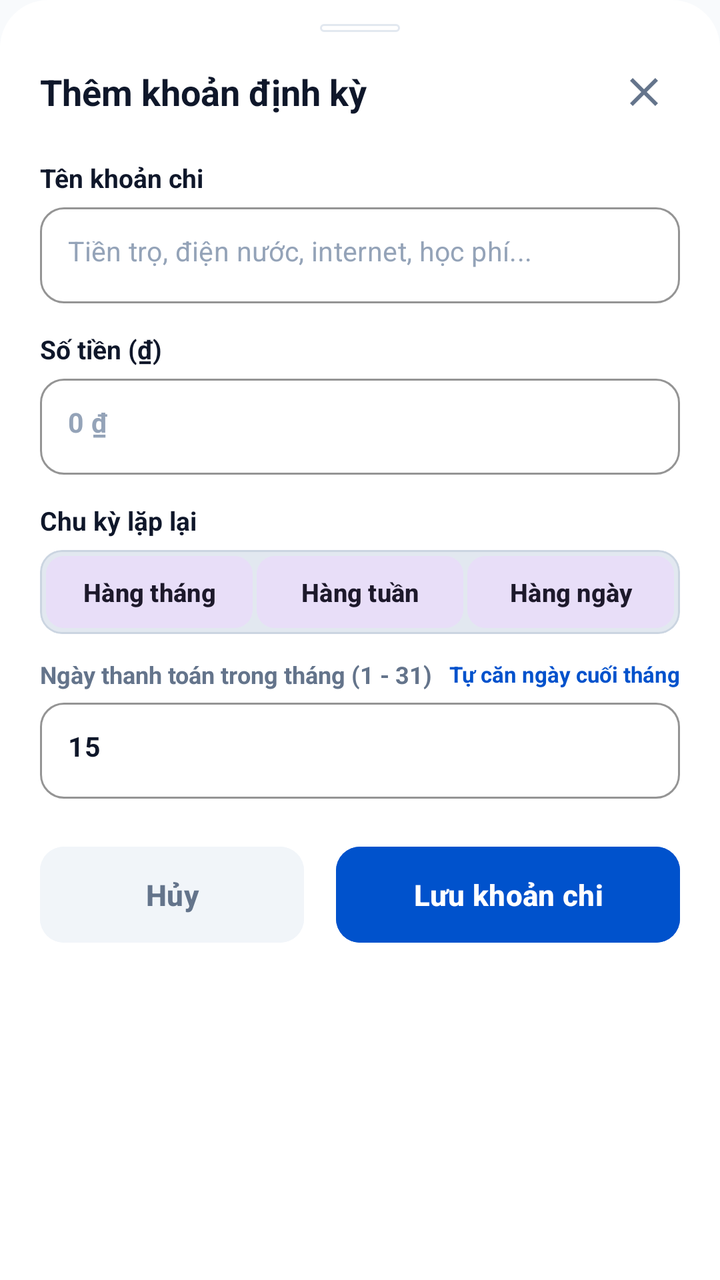
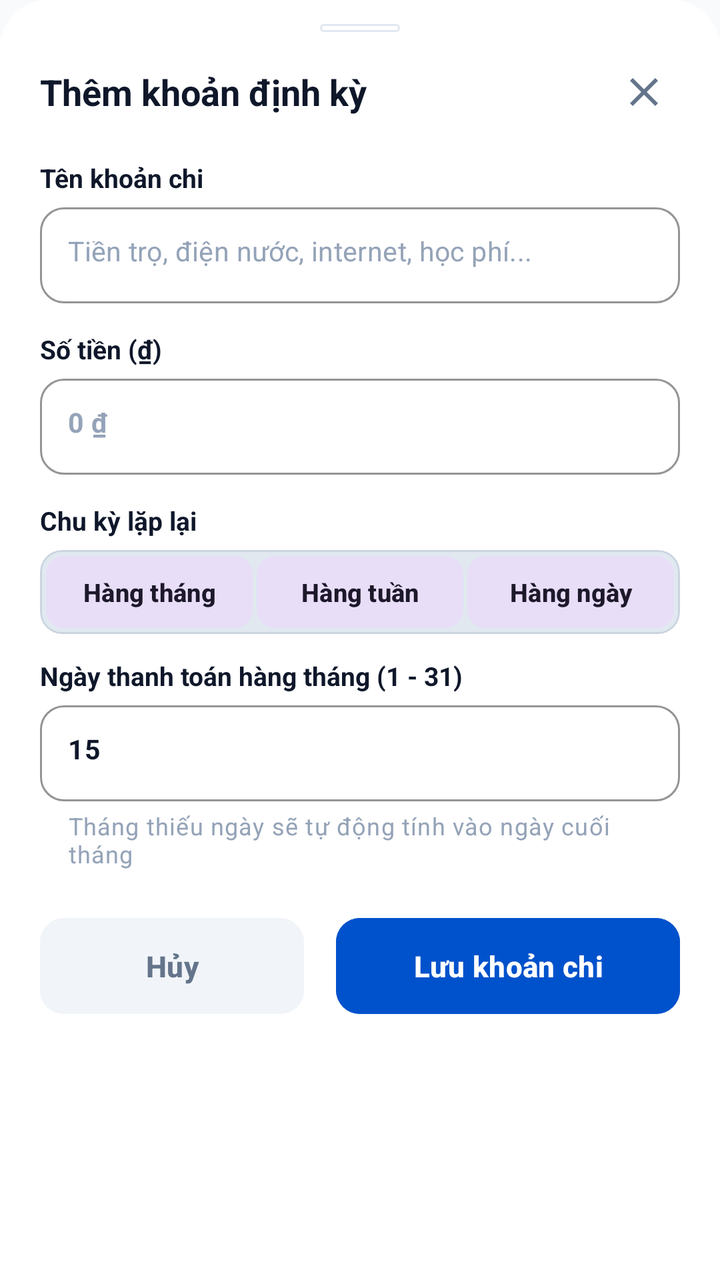

Compare the two renders of this Android layout. The source of the first and the diff that turns it into the second are given below.
<!-- AndroidManifest.xml: application theme Theme.SharedFund -->
<!-- res/layout/bottom_sheet_create_recurring_rule.xml -->
<?xml version="1.0" encoding="utf-8"?>
<LinearLayout xmlns:android="http://schemas.android.com/apk/res/android"
    xmlns:app="http://schemas.android.com/apk/res-auto"
    android:layout_width="match_parent"
    android:layout_height="wrap_content"
    android:background="@drawable/bg_bottom_sheet"
    android:orientation="vertical"
    android:paddingStart="20dp"
    android:paddingTop="12dp"
    android:paddingEnd="20dp"
    android:paddingBottom="28dp">

    <View
        android:layout_width="40dp"
        android:layout_height="4dp"
        android:layout_gravity="center_horizontal"
        android:layout_marginBottom="12dp"
        android:background="@drawable/bg_card" />

    <RelativeLayout
        android:layout_width="match_parent"
        android:layout_height="wrap_content"
        android:layout_marginBottom="16dp">

        <TextView
            android:layout_width="wrap_content"
            android:layout_height="wrap_content"
            android:layout_alignParentStart="true"
            android:layout_centerVertical="true"
            android:text="Thêm khoản định kỳ"
            android:textColor="@color/text_primary"
            android:textSize="18sp"
            android:textStyle="bold" />

        <ImageButton
            android:id="@+id/btnCreateRecurringClose"
            android:layout_width="36dp"
            android:layout_height="36dp"
            android:layout_alignParentEnd="true"
            android:layout_centerVertical="true"
            android:background="?attr/selectableItemBackgroundBorderless"
            android:contentDescription="Đóng"
            android:src="@drawable/ic_close"
            app:tint="@color/text_secondary" />
    </RelativeLayout>

    <TextView
        android:layout_width="wrap_content"
        android:layout_height="wrap_content"
        android:layout_marginBottom="6dp"
        android:text="Tên khoản chi"
        android:textColor="@color/text_primary"
        android:textSize="13sp"
        android:textStyle="bold" />

    <com.google.android.material.textfield.TextInputLayout
        style="@style/Widget.MaterialComponents.TextInputLayout.OutlinedBox"
        android:layout_width="match_parent"
        android:layout_height="wrap_content"
        app:boxCornerRadiusBottomEnd="12dp"
        app:boxCornerRadiusBottomStart="12dp"
        app:boxCornerRadiusTopEnd="12dp"
        app:boxCornerRadiusTopStart="12dp"
        app:boxStrokeColor="@color/primary"
        app:hintEnabled="false">

        <com.google.android.material.textfield.TextInputEditText
            android:id="@+id/etRecurringTitle"
            android:layout_width="match_parent"
            android:layout_height="48dp"
            android:hint="Tiền trọ, điện nước, internet, học phí..."
            android:inputType="textCapSentences"
            android:maxLines="1"
            android:paddingStart="14dp"
            android:paddingEnd="14dp"
            android:textColor="@color/text_primary"
            android:textColorHint="@color/text_tertiary"
            android:textSize="13.5sp" />
    </com.google.android.material.textfield.TextInputLayout>

    <TextView
        android:layout_width="wrap_content"
        android:layout_height="wrap_content"
        android:layout_marginTop="14dp"
        android:layout_marginBottom="6dp"
        android:text="Số tiền (₫)"
        android:textColor="@color/text_primary"
        android:textSize="13sp"
        android:textStyle="bold" />

    <com.google.android.material.textfield.TextInputLayout
        style="@style/Widget.MaterialComponents.TextInputLayout.OutlinedBox"
        android:layout_width="match_parent"
        android:layout_height="wrap_content"
        app:boxCornerRadiusBottomEnd="12dp"
        app:boxCornerRadiusBottomStart="12dp"
        app:boxCornerRadiusTopEnd="12dp"
        app:boxCornerRadiusTopStart="12dp"
        app:boxStrokeColor="@color/primary"
        app:hintEnabled="false">

        <com.google.android.material.textfield.TextInputEditText
            android:id="@+id/etRecurringAmount"
            android:layout_width="match_parent"
            android:layout_height="48dp"
            android:hint="0 ₫"
            android:inputType="number"
            android:maxLines="1"
            android:paddingStart="14dp"
            android:paddingEnd="14dp"
            android:textColor="@color/text_primary"
            android:textColorHint="@color/text_tertiary"
            android:textSize="13.5sp"
            android:textStyle="bold" />
    </com.google.android.material.textfield.TextInputLayout>

    <TextView
        android:layout_width="wrap_content"
        android:layout_height="wrap_content"
        android:layout_marginTop="14dp"
        android:layout_marginBottom="6dp"
        android:text="Chu kỳ lặp lại"
        android:textColor="@color/text_primary"
        android:textSize="13sp"
        android:textStyle="bold" />

    <com.google.android.material.card.MaterialCardView
        android:id="@+id/cardSegmentFrequency"
        android:layout_width="match_parent"
        android:layout_height="42dp"
        app:cardBackgroundColor="@color/segment_track"
        app:cardCornerRadius="11dp"
        app:cardElevation="0dp"
        app:strokeColor="@color/segment_track_border"
        app:strokeWidth="1dp">

        <LinearLayout
            android:layout_width="match_parent"
            android:layout_height="match_parent"
            android:orientation="horizontal"
            android:padding="3dp">

            <com.google.android.material.button.MaterialButton
                android:id="@+id/btnFreqMonthly"
                style="@style/Widget.Material3.Button.TonalButton"
                android:layout_width="0dp"
                android:layout_height="match_parent"
                android:layout_weight="1"
                android:insetTop="0dp"
                android:insetBottom="0dp"
                android:minWidth="0dp"
                android:padding="0dp"
                android:text="Hàng tháng"
                android:textSize="12.5sp"
                android:textStyle="bold"
                app:cornerRadius="9dp" />

            <com.google.android.material.button.MaterialButton
                android:id="@+id/btnFreqWeekly"
                style="@style/Widget.Material3.Button.TonalButton"
                android:layout_width="0dp"
                android:layout_height="match_parent"
                android:layout_marginStart="2dp"
                android:layout_weight="1"
                android:insetTop="0dp"
                android:insetBottom="0dp"
                android:minWidth="0dp"
                android:padding="0dp"
                android:text="Hàng tuần"
                android:textSize="12.5sp"
                android:textStyle="bold"
                app:cornerRadius="9dp" />

            <com.google.android.material.button.MaterialButton
                android:id="@+id/btnFreqDaily"
                style="@style/Widget.Material3.Button.TonalButton"
                android:layout_width="0dp"
                android:layout_height="match_parent"
                android:layout_marginStart="2dp"
                android:layout_weight="1"
                android:insetTop="0dp"
                android:insetBottom="0dp"
                android:minWidth="0dp"
                android:padding="0dp"
                android:text="Hàng ngày"
                android:textSize="12.5sp"
                android:textStyle="bold"
                app:cornerRadius="9dp" />
        </LinearLayout>
    </com.google.android.material.card.MaterialCardView>

    <LinearLayout
        android:id="@+id/layoutMonthlyDayPicker"
        android:layout_width="match_parent"
        android:layout_height="wrap_content"
        android:layout_marginTop="12dp"
        android:orientation="vertical">

        <LinearLayout
            android:layout_width="match_parent"
            android:layout_height="wrap_content"
            android:layout_marginBottom="6dp"
            android:gravity="center_vertical"
            android:orientation="horizontal">

            <TextView
                android:layout_width="0dp"
                android:layout_height="wrap_content"
                android:layout_weight="1"
                android:text="Ngày thanh toán trong tháng (1 - 31)"
                android:textColor="@color/text_secondary"
                android:textSize="12sp"
                android:textStyle="bold" />

            <TextView
                android:layout_width="wrap_content"
                android:layout_height="wrap_content"
                android:text="Tự căn ngày cuối tháng"
                android:textColor="@color/primary"
                android:textSize="11sp"
                android:textStyle="bold" />
        </LinearLayout>

        <com.google.android.material.textfield.TextInputLayout
            style="@style/Widget.MaterialComponents.TextInputLayout.OutlinedBox"
            android:layout_width="match_parent"
            android:layout_height="wrap_content"
            app:boxCornerRadiusBottomEnd="12dp"
            app:boxCornerRadiusBottomStart="12dp"
            app:boxCornerRadiusTopEnd="12dp"
            app:boxCornerRadiusTopStart="12dp"
            app:boxStrokeColor="@color/primary"
            app:hintEnabled="false">

            <com.google.android.material.textfield.TextInputEditText
                android:id="@+id/etRecurringDay"
                android:layout_width="match_parent"
                android:layout_height="48dp"
                android:hint="Nhập ngày trong tháng (1 - 31)"
                android:inputType="number"
                android:maxLines="1"
                android:paddingStart="14dp"
                android:paddingEnd="14dp"
                android:text="15"
                android:textColor="@color/text_primary"
                android:textColorHint="@color/text_tertiary"
                android:textSize="13.5sp"
                android:textStyle="bold" />
        </com.google.android.material.textfield.TextInputLayout>
    </LinearLayout>

    <LinearLayout
        android:id="@+id/layoutWeeklyDayPicker"
        android:layout_width="match_parent"
        android:layout_height="wrap_content"
        android:layout_marginTop="12dp"
        android:orientation="vertical"
        android:visibility="gone">

        <TextView
            android:layout_width="wrap_content"
            android:layout_height="wrap_content"
            android:layout_marginBottom="6dp"
            android:text="Thứ lặp lại trong tuần"
            android:textColor="@color/text_secondary"
            android:textSize="12sp"
            android:textStyle="bold" />

        <HorizontalScrollView
            android:layout_width="match_parent"
            android:layout_height="wrap_content"
            android:clipToPadding="false"
            android:overScrollMode="never"
            android:scrollbars="none">

            <LinearLayout
                android:id="@+id/layoutWeekDays"
                android:layout_width="wrap_content"
                android:layout_height="wrap_content"
                android:orientation="horizontal">

                <com.google.android.material.button.MaterialButton
                    android:id="@+id/btnDayMon"
                    style="@style/Widget.Material3.Button.TonalButton"
                    android:layout_width="wrap_content"
                    android:layout_height="36dp"
                    android:layout_marginEnd="6dp"
                    android:insetTop="0dp"
                    android:insetBottom="0dp"
                    android:minWidth="0dp"
                    android:paddingStart="14dp"
                    android:paddingEnd="14dp"
                    android:tag="2"
                    android:text="Thứ 2"
                    android:textSize="12sp"
                    android:textStyle="bold"
                    app:cornerRadius="10dp" />

                <com.google.android.material.button.MaterialButton
                    android:id="@+id/btnDayTue"
                    style="@style/Widget.Material3.Button.TonalButton"
                    android:layout_width="wrap_content"
                    android:layout_height="36dp"
                    android:layout_marginEnd="6dp"
                    android:insetTop="0dp"
                    android:insetBottom="0dp"
                    android:minWidth="0dp"
                    android:paddingStart="14dp"
                    android:paddingEnd="14dp"
                    android:tag="3"
                    android:text="Thứ 3"
                    android:textSize="12sp"
                    android:textStyle="bold"
                    app:cornerRadius="10dp" />

                <com.google.android.material.button.MaterialButton
                    android:id="@+id/btnDayWed"
                    style="@style/Widget.Material3.Button.TonalButton"
                    android:layout_width="wrap_content"
                    android:layout_height="36dp"
                    android:layout_marginEnd="6dp"
                    android:insetTop="0dp"
                    android:insetBottom="0dp"
                    android:minWidth="0dp"
                    android:paddingStart="14dp"
                    android:paddingEnd="14dp"
                    android:tag="4"
                    android:text="Thứ 4"
                    android:textSize="12sp"
                    android:textStyle="bold"
                    app:cornerRadius="10dp" />

                <com.google.android.material.button.MaterialButton
                    android:id="@+id/btnDayThu"
                    style="@style/Widget.Material3.Button.TonalButton"
                    android:layout_width="wrap_content"
                    android:layout_height="36dp"
                    android:layout_marginEnd="6dp"
                    android:insetTop="0dp"
                    android:insetBottom="0dp"
                    android:minWidth="0dp"
                    android:paddingStart="14dp"
                    android:paddingEnd="14dp"
                    android:tag="5"
                    android:text="Thứ 5"
                    android:textSize="12sp"
                    android:textStyle="bold"
                    app:cornerRadius="10dp" />

                <com.google.android.material.button.MaterialButton
                    android:id="@+id/btnDayFri"
                    style="@style/Widget.Material3.Button.TonalButton"
                    android:layout_width="wrap_content"
                    android:layout_height="36dp"
                    android:layout_marginEnd="6dp"
                    android:insetTop="0dp"
                    android:insetBottom="0dp"
                    android:minWidth="0dp"
                    android:paddingStart="14dp"
                    android:paddingEnd="14dp"
                    android:tag="6"
                    android:text="Thứ 6"
                    android:textSize="12sp"
                    android:textStyle="bold"
                    app:cornerRadius="10dp" />

                <com.google.android.material.button.MaterialButton
                    android:id="@+id/btnDaySat"
                    style="@style/Widget.Material3.Button.TonalButton"
                    android:layout_width="wrap_content"
                    android:layout_height="36dp"
                    android:layout_marginEnd="6dp"
                    android:insetTop="0dp"
                    android:insetBottom="0dp"
                    android:minWidth="0dp"
                    android:paddingStart="14dp"
                    android:paddingEnd="14dp"
                    android:tag="7"
                    android:text="Thứ 7"
                    android:textSize="12sp"
                    android:textStyle="bold"
                    app:cornerRadius="10dp" />

                <com.google.android.material.button.MaterialButton
                    android:id="@+id/btnDaySun"
                    style="@style/Widget.Material3.Button.TonalButton"
                    android:layout_width="wrap_content"
                    android:layout_height="36dp"
                    android:insetTop="0dp"
                    android:insetBottom="0dp"
                    android:minWidth="0dp"
                    android:paddingStart="14dp"
                    android:paddingEnd="14dp"
                    android:tag="1"
                    android:text="Chủ nhật"
                    android:textSize="12sp"
                    android:textStyle="bold"
                    app:cornerRadius="10dp" />
            </LinearLayout>
        </HorizontalScrollView>
    </LinearLayout>

    <LinearLayout
        android:layout_width="match_parent"
        android:layout_height="wrap_content"
        android:layout_marginTop="24dp"
        android:orientation="horizontal">

        <com.google.android.material.button.MaterialButton
            android:id="@+id/btnCancelRecurringRule"
            android:layout_width="0dp"
            android:layout_height="48dp"
            android:layout_marginEnd="8dp"
            android:layout_weight="1"
            android:backgroundTint="@color/surface_variant"
            android:insetTop="0dp"
            android:insetBottom="0dp"
            android:text="Hủy"
            android:textAllCaps="false"
            android:textColor="@color/text_secondary"
            android:textSize="14.5sp"
            android:textStyle="bold"
            app:cornerRadius="12dp"
            app:elevation="0dp" />

        <com.google.android.material.button.MaterialButton
            android:id="@+id/btnSubmitRecurringRule"
            android:layout_width="0dp"
            android:layout_height="48dp"
            android:layout_marginStart="8dp"
            android:layout_weight="1.3"
            android:backgroundTint="@color/primary"
            android:insetTop="0dp"
            android:insetBottom="0dp"
            android:text="Lưu khoản chi"
            android:textAllCaps="false"
            android:textColor="@android:color/white"
            android:textSize="14.5sp"
            android:textStyle="bold"
            app:cornerRadius="12dp"
            app:elevation="0dp" />
    </LinearLayout>
</LinearLayout>
<!-- resources referenced by this layout -->
<resources>
  <color name="primary">#0052CC</color>
  <color name="segment_track">#E2E8F0</color>
  <color name="segment_track_border">#CBD5E1</color>
  <color name="surface_variant">#F1F5F9</color>
  <color name="text_primary">#0F172A</color>
  <color name="text_secondary">#64748B</color>
  <color name="text_tertiary">#94A3B8</color>
  <!-- drawable bg_bottom_sheet (drawable) -->
  <?xml version="1.0" encoding="utf-8"?>
  <shape xmlns:android="http://schemas.android.com/apk/res/android"
      android:shape="rectangle">
      <solid android:color="@color/surface" />
      <corners
          android:topLeftRadius="24dp"
          android:topRightRadius="24dp"
          android:bottomLeftRadius="0dp"
          android:bottomRightRadius="0dp" />
  </shape>
  <!-- drawable bg_card (drawable) -->
  <?xml version="1.0" encoding="utf-8"?>
  <shape xmlns:android="http://schemas.android.com/apk/res/android"
      android:shape="rectangle">
      <solid android:color="@color/surface" />
      <corners android:radius="16dp" />
      <stroke android:width="1dp" android:color="@color/border" />
  </shape>
  <!-- drawable ic_close (drawable) -->
  <vector xmlns:android="http://schemas.android.com/apk/res/android"
      android:width="24dp"
      android:height="24dp"
      android:viewportWidth="24"
      android:viewportHeight="24">
      <path
          android:fillColor="#FF000000"
          android:pathData="M19,6.41L17.59,5 12,10.59 6.41,5 5,6.41 10.59,12 5,17.59 6.41,19 12,13.41 17.59,19 19,17.59 13.41,12z" />
  </vector>
  <style name="Theme.SharedFund" parent="Base.Theme.SharedFund" />
  <color name="surface">#FFFFFF</color>
  <color name="border">#E2E8F0</color>
  <style name="Base.Theme.SharedFund" parent="Theme.Material3.Light.NoActionBar">
  
          <item name="colorPrimary">@color/primary</item>
  
          <item name="colorPrimaryDark">@color/primary_dark</item>
  
          <item name="colorSecondary">@color/accent_income</item>
  
          <item name="android:statusBarColor">@color/surface</item>
  
          <item name="android:windowLightStatusBar">true</item>
  
          <item name="android:windowBackground">@color/background</item>
  
          <item name="colorSurface">@color/surface</item>
  
          <item name="colorOnSurface">@color/text_primary</item>
  
          <item name="android:textColorPrimary">@color/text_primary</item>
  
          <item name="android:textColorSecondary">@color/text_secondary</item>
  
          <item name="android:textColorHint">@color/text_secondary</item>
  
          <item name="editTextColor">@color/text_primary</item>
  
      </style>
  <color name="primary_dark">#003D99</color>
  <color name="accent_income">#10B981</color>
  <color name="background">#F8FAFC</color>
</resources>

<!-- the commit's change to res/layout/bottom_sheet_create_recurring_rule.xml (unified diff, before → after) -->
@@ -196,30 +196,14 @@
         android:layout_marginTop="12dp"
         android:orientation="vertical">
 
-        <LinearLayout
-            android:layout_width="match_parent"
+        <TextView
+            android:layout_width="wrap_content"
             android:layout_height="wrap_content"
             android:layout_marginBottom="6dp"
-            android:gravity="center_vertical"
-            android:orientation="horizontal">
-
-            <TextView
-                android:layout_width="0dp"
-                android:layout_height="wrap_content"
-                android:layout_weight="1"
-                android:text="Ngày thanh toán trong tháng (1 - 31)"
-                android:textColor="@color/text_secondary"
-                android:textSize="12sp"
-                android:textStyle="bold" />
-
-            <TextView
-                android:layout_width="wrap_content"
-                android:layout_height="wrap_content"
-                android:text="Tự căn ngày cuối tháng"
-                android:textColor="@color/primary"
-                android:textSize="11sp"
-                android:textStyle="bold" />
-        </LinearLayout>
+            android:text="Ngày thanh toán hàng tháng (1 - 31)"
+            android:textColor="@color/text_primary"
+            android:textSize="13sp"
+            android:textStyle="bold" />
 
         <com.google.android.material.textfield.TextInputLayout
             style="@style/Widget.MaterialComponents.TextInputLayout.OutlinedBox"
@@ -230,6 +214,9 @@
             app:boxCornerRadiusTopEnd="12dp"
             app:boxCornerRadiusTopStart="12dp"
             app:boxStrokeColor="@color/primary"
+            app:helperText="Tháng thiếu ngày sẽ tự động tính vào ngày cuối tháng"
+            app:helperTextEnabled="true"
+            app:helperTextTextColor="@color/text_tertiary"
             app:hintEnabled="false">
 
             <com.google.android.material.textfield.TextInputEditText
